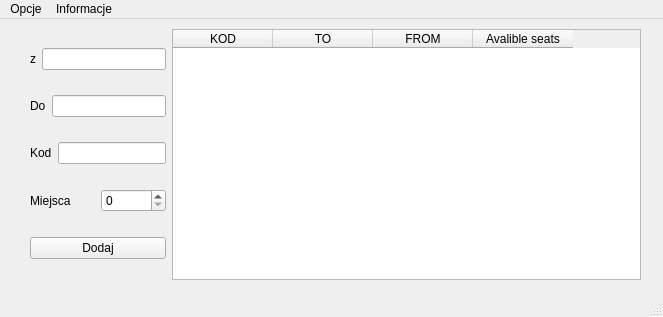
This is mainwindow.ui in Tmroz21/RRS as Qt 5 draws it before an edit. The edited form follows.
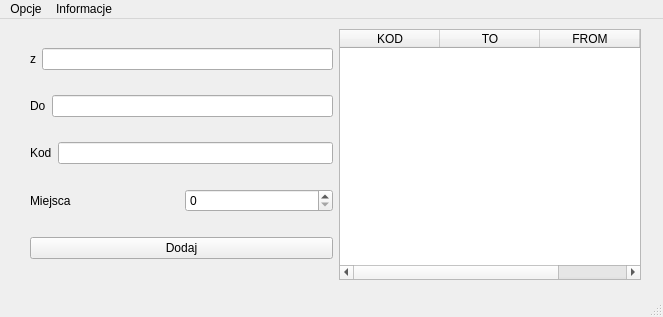
This is the edited form.

What changed in the file:
```diff
--- a/mainwindow.ui
+++ b/mainwindow.ui
@@ -23,7 +23,7 @@
       <height>251</height>
      </rect>
     </property>
-    <layout class="QHBoxLayout" name="horizontalLayout_5" stretch="0,92222">
+    <layout class="QHBoxLayout" name="horizontalLayout_5" stretch="0,0">
      <property name="sizeConstraint">
       <enum>QLayout::SetDefaultConstraint</enum>
      </property>
```
